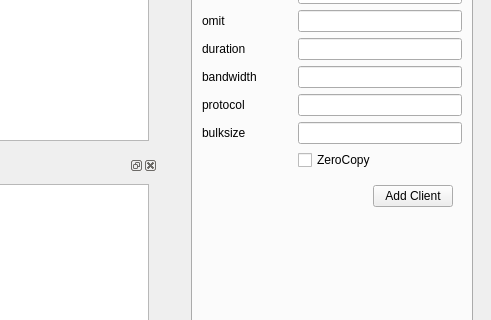
Before: the Qt Designer form QTDesigns/iperf_window.ui in Gorkembukel/MonitorNetworkConnectivity, drawn with Qt 5; both pictures show x 559 to 1050 and y 146 to 466 of the 1050 by 600 pixel window.
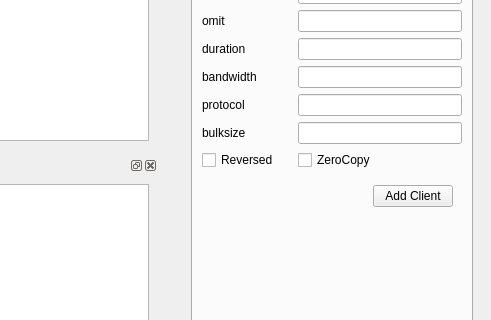
After: the same form once the commit is applied.

Patch:
```diff
--- a/QTDesigns/iperf_window.ui
+++ b/QTDesigns/iperf_window.ui
@@ -221,6 +221,13 @@
               </property>
              </widget>
             </item>
+            <item row="10" column="0">
+             <widget class="QCheckBox" name="checkBox_reversed">
+              <property name="text">
+               <string>Reversed</string>
+              </property>
+             </widget>
+            </item>
            </layout>
           </widget>
           <widget class="QWidget" name="tab_Server">
```
